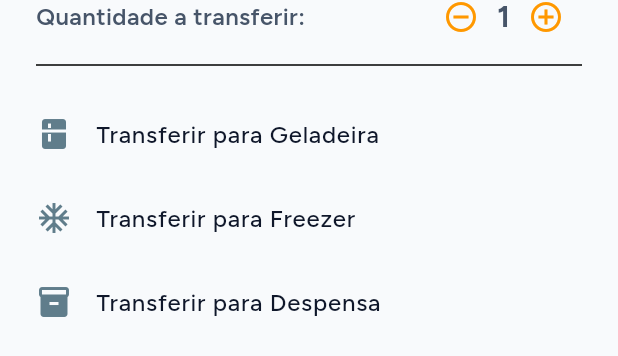
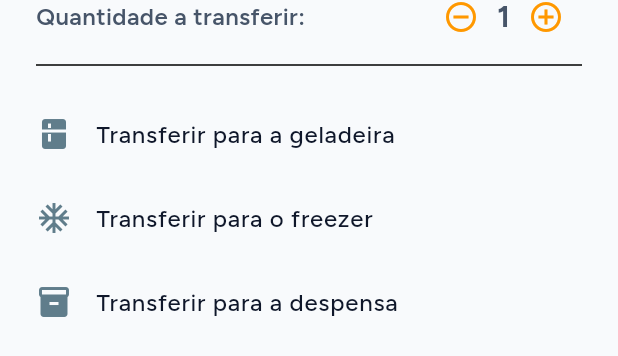
Before and after one commit to livialmeida/KinCare, a Flutter app: the _MoveStockContent widget shown alone on an empty page, opened directly with empty values, on a phone screen of 412 x 824 dp. Shown: the part 187-543 px from the top of the screen. Run offline on Flutter 3.47's test engine with Material 3 defaults, Android fonts, the phone set to English and light mode, and no system bars; our stand-ins replace cloud_firestore, firebase_auth, firebase_core, firebase_messaging, flutter_local_notifications, google_fonts and 1 more; missing offline and left inert: dart:js_interop; accounts and stored records are empty; generated files the repository leaves out were written again.

Commit message:
fix: fontsizing stock_modal title to prevent alertdialog box overflow

```diff
--- a/lib/features/stock/presentation/widgets/move_stock_modal.dart
+++ b/lib/features/stock/presentation/widgets/move_stock_modal.dart
@@ -2,6 +2,13 @@ import 'dart:math';
 import 'package:flutter/material.dart';
 import 'package:cloud_firestore/cloud_firestore.dart';
 import '../../domain/stock_item.dart';
+
+// UI Translation Dictionary for locations
+const Map<String, String> _locationTranslations = {
+  'fridge': 'geladeira',
+  'freezer': 'freezer',
+  'pantry': 'despensa',
+};
 
 void showMoveStockModal(BuildContext context, StockItem item) {
   showModalBottomSheet(
@@ -30,6 +37,7 @@ class _MoveStockContentState extends State<_MoveStockContent> {
   @override
   Widget build(BuildContext context) {
     final String currentLoc = widget.item.location.toLowerCase();
+    final String currentLocDisplay = _locationTranslations[currentLoc] ?? widget.item.location;
 
     return Padding(
       padding: const EdgeInsets.all(24),
@@ -57,7 +65,7 @@ class _MoveStockContentState extends State<_MoveStockContent> {
           ),
 
           Text(
-            "Armazenamento atual: ${widget.item.location}",
+            "Armazenamento atual: $currentLocDisplay",
             style: const TextStyle(
               color: Colors.blueGrey,
               fontSize: 14,
@@ -114,7 +122,7 @@ class _MoveStockContentState extends State<_MoveStockContent> {
           if (!currentLoc.contains('fridge'))
             _buildMoveOption(
               icon: Icons.kitchen,
-              label: "Transferir para Geladeira",
+              label: "Transferir para a geladeira",
               targetLocation: "fridge",
               targetStatus: widget.item.wasFrozen
                   ? 'consumption'
@@ -124,7 +132,7 @@ class _MoveStockContentState extends State<_MoveStockContent> {
           if (!currentLoc.contains('freezer'))
             _buildMoveOption(
               icon: Icons.ac_unit,
-              label: "Transferir para Freezer",
+              label: "Transferir para o freezer",
               targetLocation: "freezer",
               targetStatus:
               (currentLoc.contains('fridge') && widget.item.wasFrozen)
@@ -136,7 +144,7 @@ class _MoveStockContentState extends State<_MoveStockContent> {
               !currentLoc.contains('armário'))
             _buildMoveOption(
               icon: Icons.inventory_2,
-              label: "Transferir para Despensa",
+              label: "Transferir para a despensa",
               targetLocation: "pantry",
               targetStatus: 'in_stock',
             ),
@@ -163,16 +171,13 @@ class _MoveStockContentState extends State<_MoveStockContent> {
   }
 
   void _confirmMove(String targetLocation, String targetStatus) {
-    final bool goingToFreezer = targetLocation.toLowerCase().contains('freezer');
+    final String targetLocLower = targetLocation.toLowerCase();
+    final bool goingToFreezer = targetLocLower.contains('freezer');
 
-    // UI Translation Map
-    const Map<String, String> locationTranslations = {
-      'fridge': 'a geladeira',
-      'freezer': 'o freezer',
-      'pantry': 'a despensa',
-    };
-
-    final String translatedLocation = locationTranslations[targetLocation.toLowerCase()] ?? targetLocation;
+    // UI Translation Logic
+    final String targetName = _locationTranslations[targetLocLower] ?? targetLocation;
+    final String targetArticle = (targetLocLower == 'freezer') ? 'o' : 'a';
+    final String translatedLocation = "$targetArticle $targetName";
 
     // UI Logic: Detect if this is the second (and last allowed) refreeze cycle
     final bool isLastAllowedRefreeze = goingToFreezer &&
@@ -183,13 +188,15 @@ class _MoveStockContentState extends State<_MoveStockContent> {
       context: context,
       builder: (confirmContext) => AlertDialog(
         title: const Row(
-          mainAxisSize: MainAxisSize.min,
           children: [
             Icon(Icons.warning_amber_rounded, color: Colors.orange),
             SizedBox(width: 10),
             Expanded(
-                child: Text("Confirmar movimentação"),
-            )
+              child: Text(
+                "Confirmar movimentação",
+                style: TextStyle(fontSize: 20),
+              ),
+            ),
           ],
         ),
         content: Column(
@@ -259,7 +266,7 @@ class _MoveStockContentState extends State<_MoveStockContent> {
                 Icon(Icons.warning_amber_rounded, color: Colors.orange),
                 SizedBox(width: 10),
                 Expanded(
-                    child: Text("Aviso Sanitário"),
+                  child: Text("Aviso Sanitário"),
                 )
               ],
             ),
```
